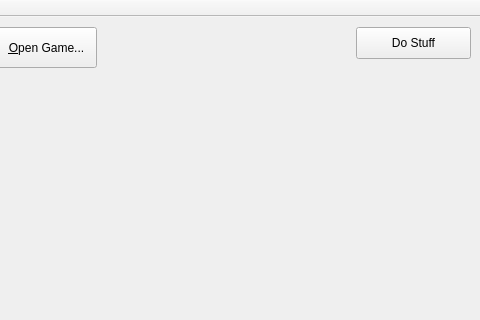
This is road_race/roadrace.ui in bjuppl/roadrace as Qt 5 draws it before an edit; both pictures show x 354 to 834 and y 0 to 320 of the 834 by 704 pixel window. The edited form follows.
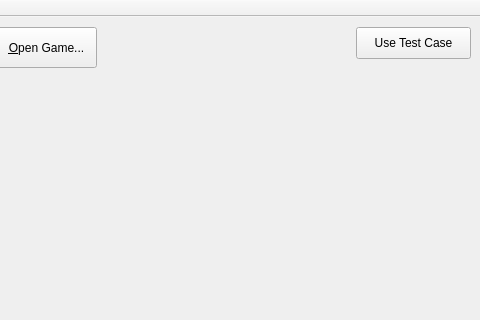
This is the edited form.

Commit message: Put in test case

Patch:
```diff
--- a/road_race/roadrace.ui
+++ b/road_race/roadrace.ui
@@ -24,7 +24,7 @@
      </rect>
     </property>
     <property name="text">
-     <string>Do Stuff</string>
+     <string>Use Test Case</string>
     </property>
    </widget>
    <widget class="QToolButton" name="btnOpenGame">
```
The commit also changes 4 other files.
